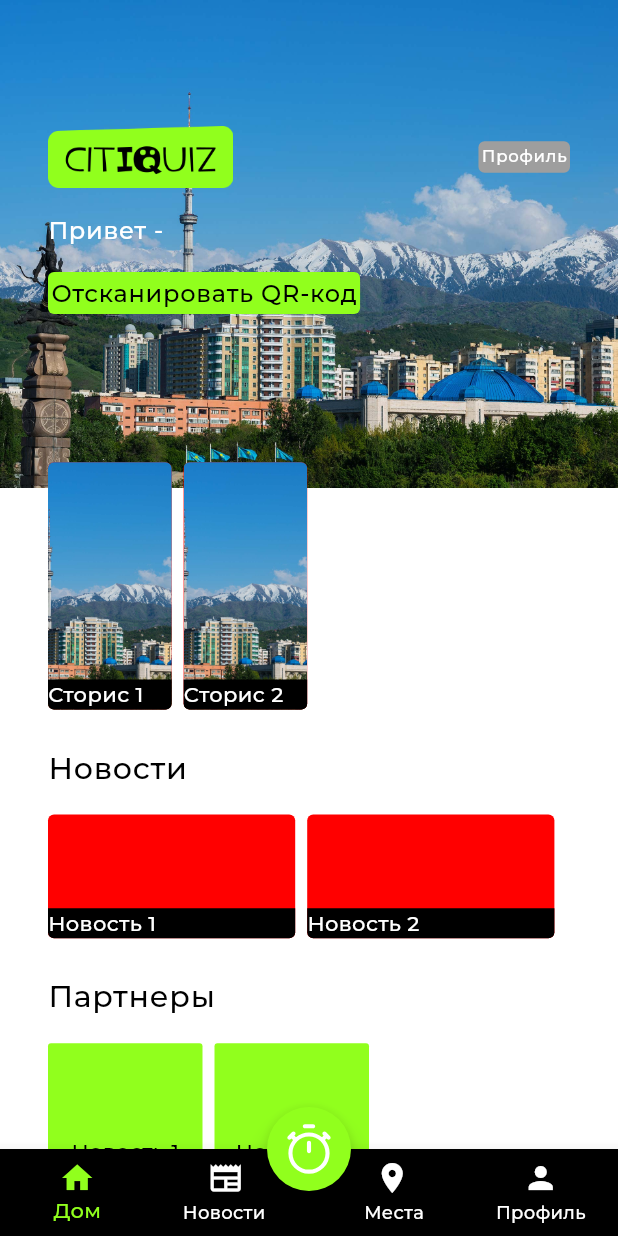
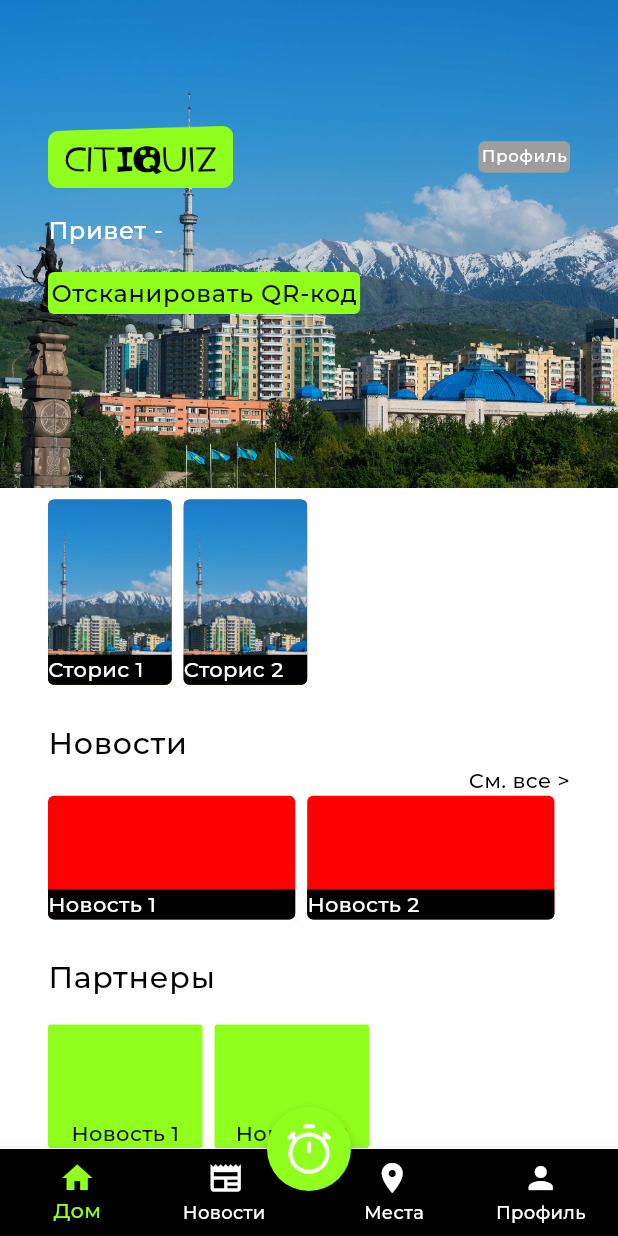
Before and after one commit to rolanos/citiquiz, a Flutter app: the HomeScreen screen opened directly, on a phone screen of 412 x 824 dp. Run offline on Flutter 3.47's test engine with Material 3 defaults, Android fonts, the phone set to English and light mode, and no system bars; our stand-ins replace auto_size_text, bloc, firebase_auth, firebase_core, flutter_bloc, flutter_svg and 5 more; missing offline and left inert: qr_code_scanner; accounts and stored records are empty; project files that could hold a hidden picture were left out.

Commit message:
navigation + log out

```diff
--- a/lib/features/auth/view/bloc/authentication_bloc.dart
+++ b/lib/features/auth/view/bloc/authentication_bloc.dart
@@ -45,5 +45,6 @@ class AuthenticationBloc
         emit(AuthError());
       }
     });
+    on<LogOut>((event, emit) => emit(AuthInitial()));
   }
 }
--- a/lib/features/auth/view/bloc/authentication_event.dart
+++ b/lib/features/auth/view/bloc/authentication_event.dart
@@ -17,3 +17,5 @@ class SignUp extends AuthenticationEvent {
 
   SignUp({required this.nick, required this.email, required this.password});
 }
+
+class LogOut extends AuthenticationEvent{}
--- a/lib/features/home_screen.dart
+++ b/lib/features/home_screen.dart
@@ -35,13 +35,30 @@ getAppbarTitle(int index) {
 class _HomeScreenState extends State<HomeScreen> {
   int navIndex = 0;
   bool isGameSelected = false;
+  List<Widget> pages = [];
+  @override
+  @override
+  void initState() {
+    super.initState();
+    pages = [
+      MainScreen(
+        newsCallback: () {
+          setState(() {
+            navIndex = 1;
+          });
+        },
+        placesCallback: () {
+          setState(() {
+            navIndex = 2;
+          });
+        },
+      ),
+      NewsScreen(),
+      const PlacesScreen(),
+      const ProfilScreen(),
+    ];
+  }
 
-  List<Widget> pages = [
-    MainScreen(),
-    NewsScreen(),
-    const PlacesScreen(),
-    const ProfilScreen(),
-  ];
   @override
   Widget build(BuildContext context) {
     return Scaffold(
--- a/lib/features/main/main_screen.dart
+++ b/lib/features/main/main_screen.dart
@@ -14,8 +14,11 @@ import 'widgets/news_widget.dart';
 import "package:story_view/story_view.dart";
 
 class MainScreen extends StatelessWidget {
+  final Function() newsCallback;
+  final Function() placesCallback;
   final StoryController controller = StoryController();
-  MainScreen({super.key});
+  MainScreen(
+      {super.key, required this.newsCallback, required this.placesCallback});
 
   @override
   Widget build(BuildContext context) {
@@ -148,10 +151,10 @@ class MainScreen extends StatelessWidget {
                     },
                   ),
                   SizedBox(
-                    height: size.height * 0.12,
+                    height: size.height * 0.15,
                   ),
                   SizedBox(
-                    height: size.height * 0.2,
+                    height: size.height * 0.15,
                     child: GestureDetector(
                       onTap: () => Navigator.of(context).push(
                         PageRouteBuilder(
@@ -197,7 +200,22 @@ class MainScreen extends StatelessWidget {
                         ),
                   ),
                   SizedBox(
-                    height: 16.0,
+                    height: 20.0,
+                    child: Row(
+                      mainAxisAlignment: MainAxisAlignment.end,
+                      children: [
+                        GestureDetector(
+                          onTap: () {
+                            newsCallback();
+                          },
+                          child: Text(
+                            "См. все >",
+                            style: textTheme.bodyMedium!
+                                .copyWith(color: Colors.black),
+                          ),
+                        )
+                      ],
+                    ),
                   ),
                   SizedBox(
                     height: size.height * 0.1,
@@ -257,7 +275,22 @@ class MainScreen extends StatelessWidget {
                         ),
                   ),
                   SizedBox(
-                    height: 16.0,
+                    height: 20.0,
+                    child: Row(
+                      mainAxisAlignment: MainAxisAlignment.end,
+                      children: [
+                        GestureDetector(
+                          onTap: () {
+                            placesCallback();
+                          },
+                          child: Text(
+                            "См. все >",
+                            style: textTheme.bodyMedium!
+                                .copyWith(color: Colors.black),
+                          ),
+                        )
+                      ],
+                    ),
                   ),
                   SizedBox(
                     height: size.width * 0.2,
--- a/lib/features/main/widgets/story_widget.dart
+++ b/lib/features/main/widgets/story_widget.dart
@@ -12,7 +12,7 @@ class StoryWidgetContainer extends StatelessWidget {
   Widget build(BuildContext context) {
     Size size = MediaQuery.of(context).size;
     return Container(
-      height: size.height * 0.2,
+      height: size.height * 0.15,
       width: size.width * 0.2,
       decoration: BoxDecoration(
         color: ColorsUI.red,
```
Also changed, not shown: lib/features/profil/profil_screen.dart (+54 -13 lines).
